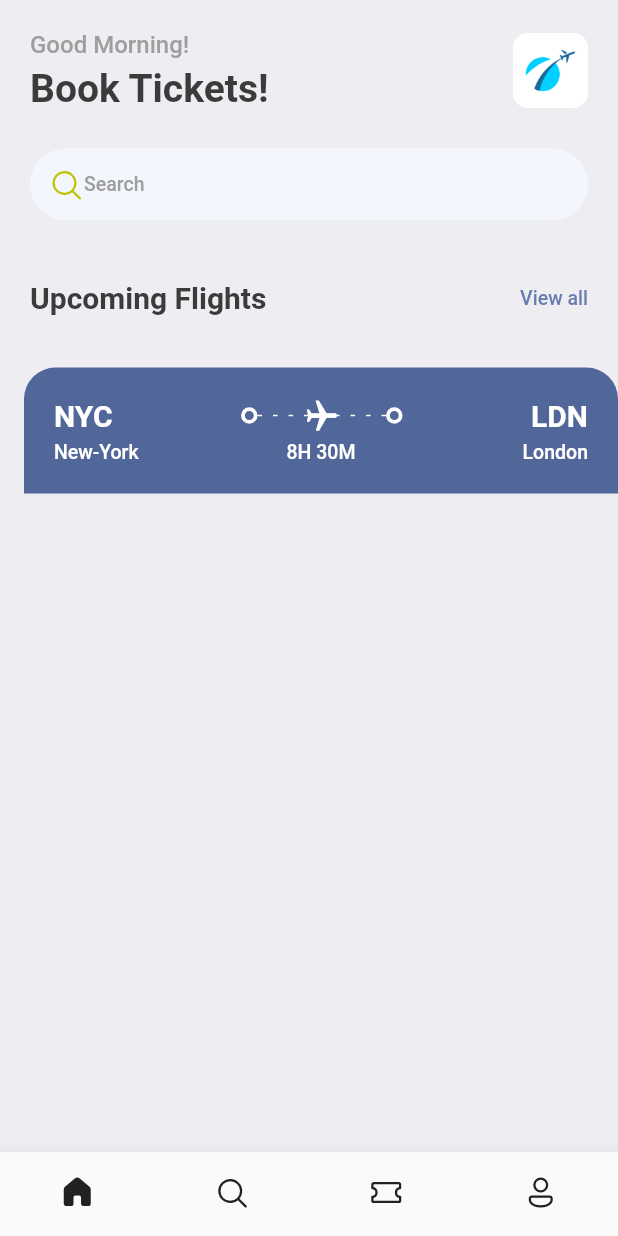
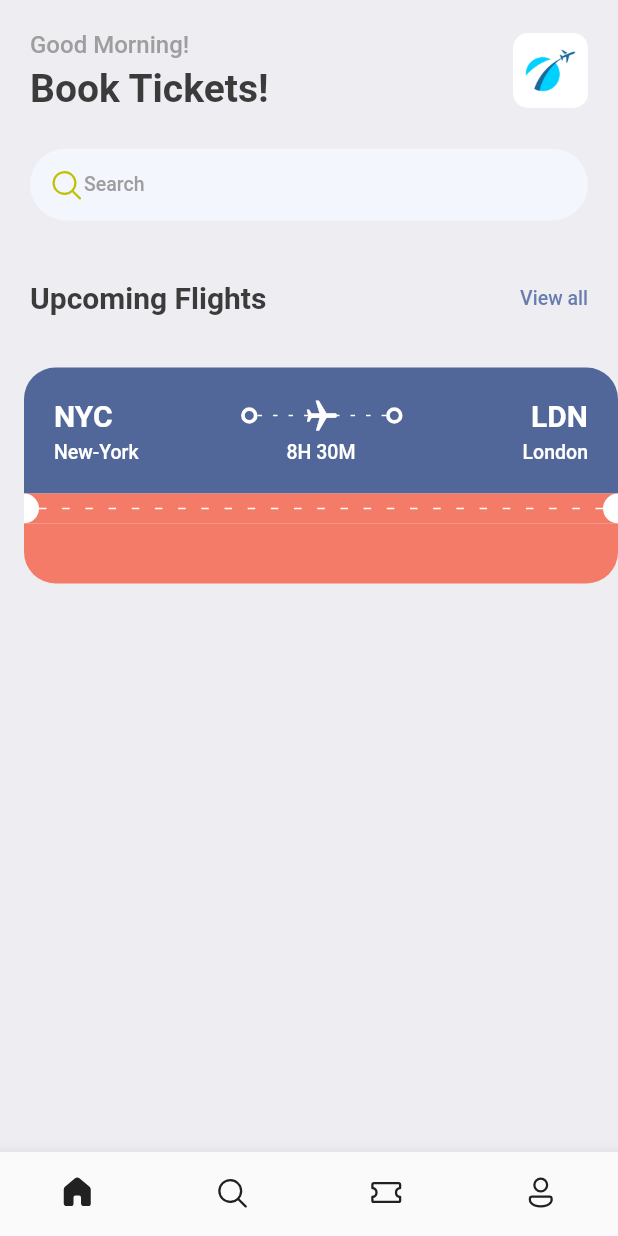
Before and after one commit to shivxsh/Book_Tickets, a Flutter app: the screen it shows after launch, on a phone screen of 412 x 824 dp. Run offline on Flutter 3.47's test engine with Material 2 defaults, Android fonts, the phone set to English and light mode, and no system bars; our stand-ins replace fluentui_icons, gap.

Commit message:
Ticket design changes.☑️

```diff
--- a/lib/screens/ticket_view.dart
+++ b/lib/screens/ticket_view.dart
@@ -12,16 +12,18 @@ class TicketView extends StatelessWidget {
 
   @override
   Widget build(BuildContext context) {
+    //refer app_layout.dart file to know what the AppLayout class does.
     final size = AppLayout.getSize(context);
+
     return SizedBox(
-      width:size.width,
-      height: 200,
+      width:size.width, //width is dependant on the orientation of the device.
+      height: 200, //height is set to 200px regardless of the orientation.
 
       child : Container(
         margin: const EdgeInsets.only(left: 16),
         child: Column(
           children: [
-            //This container is responsible for the blue part of the ticket.
+            //This container is responsible for the blue part of the ticket
             Container(
               padding: const EdgeInsets.all(20),
               decoration: const BoxDecoration(
@@ -86,15 +88,63 @@ class TicketView extends StatelessWidget {
               ),
             ),
 
-            //This container is responsible for the orange part of the ticket.
+            //This container is responsible for the small orange part of the ticket
             Container(
+              color: Styles.orangeColor,
+              //Row responsible for the semi-circles and the dotted white lines
+              child: Row(
+                children : [
+                //The sized box represents the semi circles of the "Ticket shaped" layout in home screen
+                  const SizedBox(
+                      height: 20,
+                      width: 10,
+                      child : DecoratedBox(
+                          decoration: BoxDecoration(
+                            color: Colors.white,
+                            borderRadius: BorderRadius.only(topRight: Radius.circular(10),bottomRight: Radius.circular(10)),
+                          ),
+                      ),
+                  ),
+                  //Adding an expanded widget to space the two semi circles apart from each other
+                  //Added this instead of mainAxisAlignment in Row() because we need to add the " ------ " lines in-between the two semi-circles
+                  Expanded(child: LayoutBuilder(
+                    builder: (BuildContext context, BoxConstraints constraints){
+                      return Flex(
+                          direction: Axis.horizontal,
+                          mainAxisAlignment: MainAxisAlignment.spaceBetween,
+                          children : List.generate((constraints.constrainWidth()/15).floor() , (index) => const SizedBox(
+                            height: 1,
+                            width: 5,
+                            child: DecoratedBox(decoration: BoxDecoration(
+                              color: Colors.white,
+                            ),),
+                          ))
+                      );
+                    }
+                  )),
+                  const SizedBox(
+                    height: 20,
+                    width: 10,
+                    child: DecoratedBox(decoration: BoxDecoration(
+                      borderRadius: BorderRadius.only(topLeft: Radius.circular(10),bottomLeft: Radius.circular(10)),
+                      color: Colors.white,
+                    ),),
 
-
+                  ),
+                ],
+              ),
+            ),
+            //This container is responsible for the bigger orange part of the ticket
+            Container(
+              padding: EdgeInsets.all(20),
+              decoration: BoxDecoration(
+                  borderRadius: BorderRadius.only(bottomLeft: Radius.circular(21),bottomRight: Radius.circular(21)),
+                  color: Styles.orangeColor,
+                ),
             ),
           ],
         ),
       )
-
     );
   }
 }
--- a/lib/utils/app_layout.dart
+++ b/lib/utils/app_layout.dart
@@ -5,3 +5,12 @@ class AppLayout{
     return MediaQuery.of(context).size;
   }
 }
+
+
+/*
+class AppLayout{
+  static getSize(BuildContext context){
+      return MediaQuery.of(context).size;
+  }
+}
+ */
--- a/lib/utils/app_styles.dart
+++ b/lib/utils/app_styles.dart
@@ -6,7 +6,7 @@ class Styles{
   static Color primaryColor = primary;
   static Color textColor = const Color(0xFF3b3b3b);
   static Color bgColor = const Color(0xFFeeedf2);
-  static Color orangeColor = const Color(0xFF526799);
+  static Color orangeColor = const Color(0xFFF37B67);
   static TextStyle textStyle = TextStyle(fontSize: 16, color: textColor, fontWeight:  FontWeight.w500);
   static TextStyle headLineStyle1 = TextStyle(fontSize: 26, color: textColor, fontWeight:  FontWeight.bold);
   static TextStyle headLineStyle2 = TextStyle(fontSize: 20, color: textColor, fontWeight:  FontWeight.bold);
```
